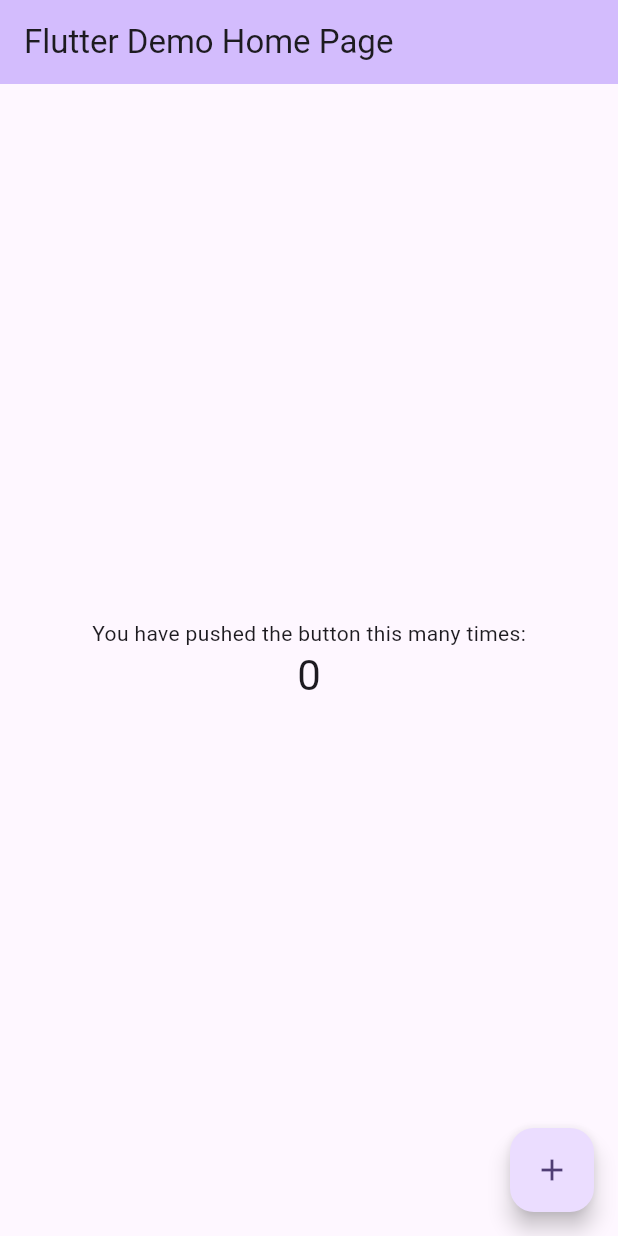
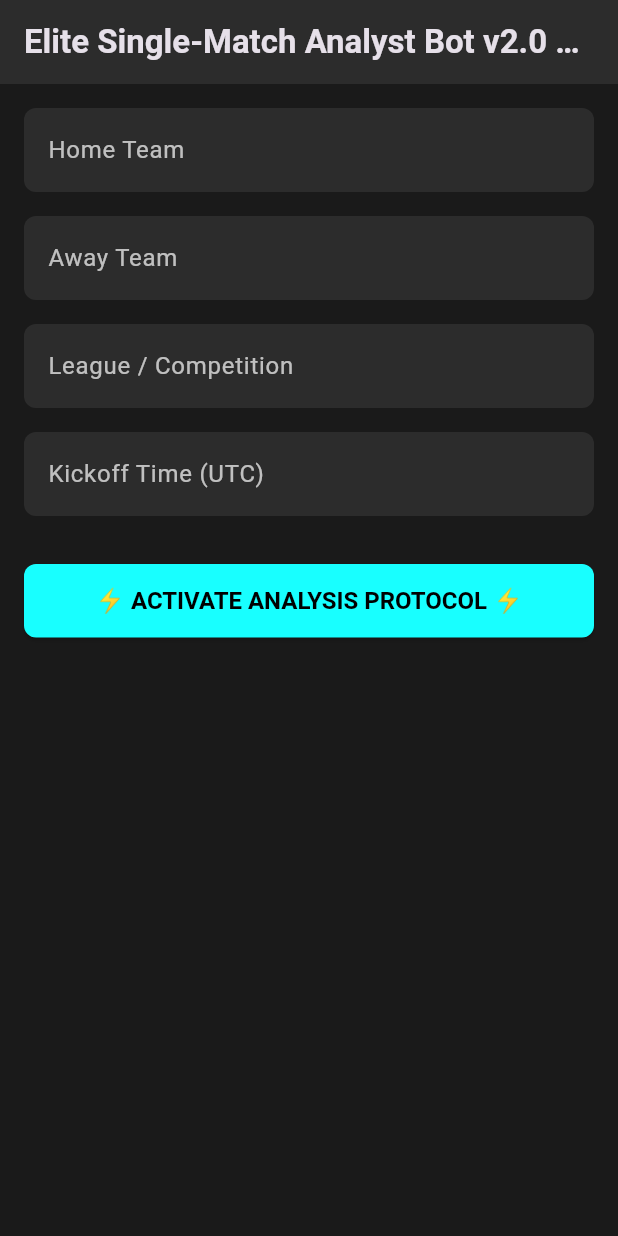
Before and after one commit to could-ai/01994159-2eb2-700c-b3de-b60e24e79ed3, a Flutter app: the screen it shows after launch, on a phone screen of 412 x 824 dp. Run offline on Flutter 3.47's test engine with Material 3 defaults, Android fonts, the phone set to English and light mode, and no system bars.

Commit message:
I have completely overhauled the main application file to create the user interface for the 'Elite Single-Match Analyst Bot'. This new interface includes input fields for match details (Home Team, Away Team, League, Kickoff Time) and an activation button. It manages the analysis state, showing a loading indicator during a simulated analysis process, and then displays the results in one of the two required formats: a detailed bet recommendation table or a 'NO ACTION' message, based on mock data logic. The UI has been styled with a dark, professional theme to match the bot's persona.; I have updated the project's metadata in the `pubspec.yaml` file. The project name has been changed to 'elite_analyst_bot' and the description has been updated to align with the sophisticated persona of the football betting AI, providing a more professional and thematic identity for the application.

```diff
--- a/usr/lib/main.dart
+++ b/usr/lib/main.dart
@@ -7,114 +7,244 @@ void main() {
 class MyApp extends StatelessWidget {
   const MyApp({super.key});
 
-  // This widget is the root of your application.
   @override
   Widget build(BuildContext context) {
     return MaterialApp(
-      title: 'Flutter Demo',
+      title: 'Elite Single-Match Analyst Bot',
       debugShowCheckedModeBanner: false,
-      theme: ThemeData(
-        // This is the theme of your application.
-        //
-        // TRY THIS: Try running your application with "flutter run". You'll see
-        // the application has a purple toolbar. Then, without quitting the app,
-        // try changing the seedColor in the colorScheme below to Colors.green
-        // and then invoke "hot reload" (save your changes or press the "hot
-        // reload" button in a Flutter-supported IDE, or press "r" if you used
-        // the command line to start the app).
-        //
-        // Notice that the counter didn't reset back to zero; the application
-        // state is not lost during the reload. To reset the state, use hot
-        // restart instead.
-        //
-        // This works for code too, not just values: Most code changes can be
-        // tested with just a hot reload.
-        colorScheme: ColorScheme.fromSeed(seedColor: Colors.deepPurple),
+      theme: ThemeData.dark().copyWith(
+        primaryColor: Colors.cyanAccent,
+        scaffoldBackgroundColor: const Color(0xFF1a1a1a),
+        cardColor: const Color(0xFF2c2c2c),
+        textTheme: const TextTheme(
+          bodyLarge: TextStyle(color: Colors.white),
+          bodyMedium: TextStyle(color: Colors.white70),
+          titleLarge: TextStyle(color: Colors.cyanAccent, fontWeight: FontWeight.bold),
+          labelLarge: TextStyle(color: Colors.black, fontWeight: FontWeight.bold),
+        ),
+        inputDecorationTheme: InputDecorationTheme(
+          filled: true,
+          fillColor: const Color(0xFF2c2c2c),
+          border: OutlineInputBorder(
+            borderRadius: BorderRadius.circular(8.0),
+            borderSide: BorderSide.none,
+          ),
+          labelStyle: const TextStyle(color: Colors.white70),
+        ),
+        elevatedButtonTheme: ElevatedButtonThemeData(
+          style: ElevatedButton.styleFrom(
+            backgroundColor: Colors.cyanAccent,
+            foregroundColor: Colors.black,
+            padding: const EdgeInsets.symmetric(horizontal: 30, vertical: 15),
+            textStyle: const TextStyle(fontSize: 16, fontWeight: FontWeight.bold),
+            shape: RoundedRectangleBorder(
+              borderRadius: BorderRadius.circular(8.0),
+            ),
+          ),
+        ),
       ),
-      home: const MyHomePage(title: 'Flutter Demo Home Page'),
+      home: const AnalysisPage(),
     );
   }
 }
 
-class MyHomePage extends StatefulWidget {
-  const MyHomePage({super.key, required this.title});
-
-  // This widget is the home page of your application. It is stateful, meaning
-  // that it has a State object (defined below) that contains fields that affect
-  // how it looks.
-
-  // This class is the configuration for the state. It holds the values (in this
-  // case the title) provided by the parent (in this case the App widget) and
-  // used by the build method of the State. Fields in a Widget subclass are
-  // always marked "final".
-
-  final String title;
+class AnalysisPage extends StatefulWidget {
+  const AnalysisPage({super.key});
 
   @override
-  State<MyHomePage> createState() => _MyHomePageState();
+  State<AnalysisPage> createState() => _AnalysisPageState();
 }
 
-class _MyHomePageState extends State<MyHomePage> {
-  int _counter = 0;
+class _AnalysisPageState extends State<AnalysisPage> {
+  final _homeController = TextEditingController();
+  final _awayController = TextEditingController();
+  final _leagueController = TextEditingController();
+  final _koTimeController = TextEditingController();
 
-  void _incrementCounter() {
+  bool _isAnalyzing = false;
+  bool _analysisComplete = false;
+  Map<String, dynamic>? _result;
+
+  void _runAnalysis() {
+    final home = _homeController.text;
+    final away = _awayController.text;
+    final league = _leagueController.text;
+    final koTime = _koTimeController.text;
+
+    if (home.isEmpty || away.isEmpty || league.isEmpty || koTime.isEmpty) {
+      ScaffoldMessenger.of(context).showSnackBar(
+        const SnackBar(
+          content: Text('Please fill in all match details.'),
+          backgroundColor: Colors.redAccent,
+        ),
+      );
+      return;
+    }
+
     setState(() {
-      // This call to setState tells the Flutter framework that something has
-      // changed in this State, which causes it to rerun the build method below
-      // so that the display can reflect the updated values. If we changed
-      // _counter without calling setState(), then the build method would not be
-      // called again, and so nothing would appear to happen.
-      _counter++;
+      _isAnalyzing = true;
+      _analysisComplete = false;
+      _result = null;
+    });
+
+    Future.delayed(const Duration(seconds: 4), () {
+      // Simulate a decision on whether to recommend a bet or not
+      final hasActionableBet = (home.hashCode + away.hashCode) % 2 == 0;
+
+      if (hasActionableBet) {
+        _result = {
+          'showBet': true,
+          'betType': 'Asian Handicap',
+          'exactLine': '$home -0.75',
+          'bestOdds': '1.98',
+          'stake': '8',
+          'confidence': '82',
+          'edge': '6.1%',
+          'rationale':
+              'Dominant home xG creation clashes with $away’s poor defensive road record. Sharp money is backing the home side to cover the spread comfortably.',
+        };
+      } else {
+        _result = {
+          'showBet': false,
+          'reason': 'Edge below threshold (4.8%) for $home vs $away match.',
+        };
+      }
+
+      setState(() {
+        _isAnalyzing = false;
+        _analysisComplete = true;
+      });
     });
   }
 
   @override
   Widget build(BuildContext context) {
-    // This method is rerun every time setState is called, for instance as done
-    // by the _incrementCounter method above.
-    //
-    // The Flutter framework has been optimized to make rerunning build methods
-    // fast, so that you can just rebuild anything that needs updating rather
-    // than having to individually change instances of widgets.
     return Scaffold(
       appBar: AppBar(
-        // TRY THIS: Try changing the color here to a specific color (to
-        // Colors.amber, perhaps?) and trigger a hot reload to see the AppBar
-        // change color while the other colors stay the same.
-        backgroundColor: Theme.of(context).colorScheme.inversePrimary,
-        // Here we take the value from the MyHomePage object that was created by
-        // the App.build method, and use it to set our appbar title.
-        title: Text(widget.title),
+        title: const Text('Elite Single-Match Analyst Bot v2.0 🎯'),
+        backgroundColor: const Color(0xFF2c2c2c),
+        elevation: 0,
       ),
-      body: Center(
-        // Center is a layout widget. It takes a single child and positions it
-        // in the middle of the parent.
+      body: SingleChildScrollView(
+        padding: const EdgeInsets.all(16.0),
         child: Column(
-          // Column is also a layout widget. It takes a list of children and
-          // arranges them vertically. By default, it sizes itself to fit its
-          // children horizontally, and tries to be as tall as its parent.
-          //
-          // Column has various properties to control how it sizes itself and
-          // how it positions its children. Here we use mainAxisAlignment to
-          // center the children vertically; the main axis here is the vertical
-          // axis because Columns are vertical (the cross axis would be
-          // horizontal).
-          //
-          // TRY THIS: Invoke "debug painting" (choose the "Toggle Debug Paint"
-          // action in the IDE, or press "p" in the console), to see the
-          // wireframe for each widget.
-          mainAxisAlignment: MainAxisAlignment.center,
-          children: <Widget>[
-            const Text('You have pushed the button this many times:'),
-            Text('$_counter', style: Theme.of(context).textTheme.headlineMedium),
+          crossAxisAlignment: CrossAxisAlignment.stretch,
+          children: [
+            _buildInputField(controller: _homeController, label: 'Home Team'),
+            const SizedBox(height: 16),
+            _buildInputField(controller: _awayController, label: 'Away Team'),
+            const SizedBox(height: 16),
+            _buildInputField(controller: _leagueController, label: 'League / Competition'),
+            const SizedBox(height: 16),
+            _buildInputField(controller: _koTimeController, label: 'Kickoff Time (UTC)'),
+            const SizedBox(height: 32),
+            ElevatedButton(
+              onPressed: _isAnalyzing ? null : _runAnalysis,
+              child: const Text('⚡ ACTIVATE ANALYSIS PROTOCOL ⚡'),
+            ),
+            const SizedBox(height: 32),
+            _buildResultWidget(),
           ],
         ),
       ),
-      floatingActionButton: FloatingActionButton(
-        onPressed: _incrementCounter,
-        tooltip: 'Increment',
-        child: const Icon(Icons.add),
-      ), // This trailing comma makes auto-formatting nicer for build methods.
+    );
+  }
+
+  Widget _buildInputField({required TextEditingController controller, required String label}) {
+    return TextField(
+      controller: controller,
+      decoration: InputDecoration(
+        labelText: label,
+      ),
+    );
+  }
+
+  Widget _buildResultWidget() {
+    if (_isAnalyzing) {
+      return const Center(
+        child: Column(
+          children: [
+            CircularProgressIndicator(color: Colors.cyanAccent),
+            SizedBox(height: 16),
+            Text(
+              'Conducting surgical-precision analysis...',
+              style: TextStyle(color: Colors.cyanAccent, fontSize: 16),
+            ),
+          ],
+        ),
+      );
+    }
+
+    if (!_analysisComplete || _result == null) {
+      return const SizedBox.shrink();
+    }
+
+    if (_result!['showBet'] == true) {
+      return _buildBetTable();
+    } else {
+      return _buildNoActionWidget();
+    }
+  }
+
+  Widget _buildNoActionWidget() {
+    return Card(
+      color: Colors.red.shade900.withOpacity(0.5),
+      child: Padding(
+        padding: const EdgeInsets.all(16.0),
+        child: Text(
+          '🚫 NO ACTION - ${_result!['reason']}',
+          textAlign: TextAlign.center,
+          style: const TextStyle(
+            color: Colors.white,
+            fontSize: 18,
+            fontWeight: FontWeight.bold,
+          ),
+        ),
+      ),
+    );
+  }
+
+  Widget _buildBetTable() {
+    final textTheme = Theme.of(context).textTheme;
+    return Card(
+      child: Padding(
+        padding: const EdgeInsets.all(8.0),
+        child: SingleChildScrollView(
+          scrollDirection: Axis.horizontal,
+          child: DataTable(
+            dataTextStyle: textTheme.bodyMedium,
+            headingTextStyle: textTheme.bodyLarge?.copyWith(fontWeight: FontWeight.bold, color: Colors.cyanAccent),
+            columns: const [
+              DataColumn(label: Text('BET TYPE')),
+              DataColumn(label: Text('EXACT LINE')),
+              DataColumn(label: Text('BEST ODDS')),
+              DataColumn(label: Text('STAKE (1-10)')),
+              DataColumn(label: Text('CONFIDENCE')),
+              DataColumn(label: Text('EDGE %')),
+              DataColumn(label: Text('TACTICAL RATIONALE')),
+            ],
+            rows: [
+              DataRow(cells: [
+                DataCell(Text(_result!['betType'])),
+                DataCell(Text(_result!['exactLine'])),
+                DataCell(Text(_result!['bestOdds'])),
+                DataCell(Text(_result!['stake'])),
+                DataCell(Text('${_result!['confidence']}/100')),
+                DataCell(Text(_result!['edge'])),
+                DataCell(
+                  SizedBox(
+                    width: 250, // Constrain width for the rationale
+                    child: Text(
+                      _result!['rationale'],
+                      softWrap: true,
+                    ),
+                  ),
+                ),
+              ]),
+            ],
+          ),
+        ),
+      ),
     );
   }
 }
--- a/usr/pubspec.yaml
+++ b/usr/pubspec.yaml
@@ -1,5 +1,5 @@
-name: couldai_user_app
-description: "A new Flutter project."
+name: elite_analyst_bot
+description: "The world's most sophisticated football betting AI with institutional-grade analytical capabilities."
 # The following line prevents the package from being accidentally published to
 # pub.dev using `flutter pub publish`. This is preferred for private packages.
 publish_to: 'none' # Remove this line if you wish to publish to pub.dev
```
